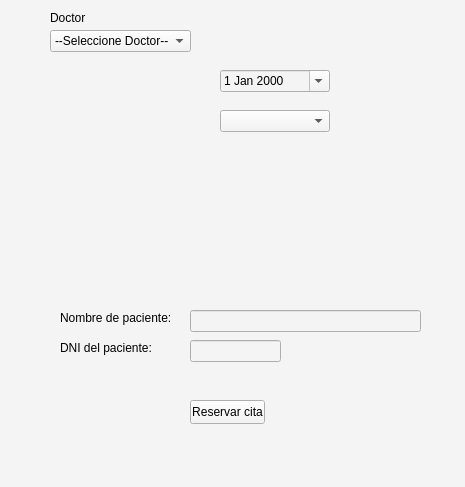
Qt form hospital/mainwindow.ui (rgarciava/Hospital_interfaz) before a commit.
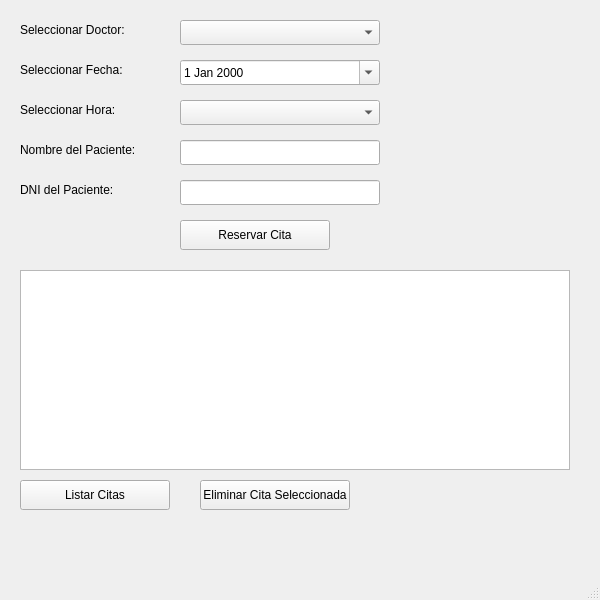
The same form after that commit.

Commit message: eliminacion y listado de citas

What changed in the file:
```diff
--- a/hospital/mainwindow.ui
+++ b/hospital/mainwindow.ui
@@ -6,134 +6,124 @@
    <rect>
     <x>0</x>
     <y>0</y>
-    <width>465</width>
-    <height>487</height>
+    <width>600</width>
+    <height>600</height>
    </rect>
   </property>
   <property name="windowTitle">
-   <string>MainWindow</string>
-  </property>
-  <property name="styleSheet">
-   <string notr="true">QWidget {
-    background-color: #f4f4f4;
-}
-</string>
+   <string>Gestor de Citas Médicas</string>
   </property>
   <widget class="QWidget" name="centralwidget">
+   <!-- Combobox para doctores -->
+   <widget class="QLabel" name="lblDoctor">
+    <property name="geometry">
+     <rect><x>20</x><y>20</y><width>150</width><height>20</height></rect>
+    </property>
+    <property name="text">
+     <string>Seleccionar Doctor:</string>
+    </property>
+   </widget>
    <widget class="QComboBox" name="comboBox">
     <property name="geometry">
-     <rect>
-      <x>50</x>
-      <y>30</y>
-      <width>141</width>
-      <height>22</height>
-     </rect>
+     <rect><x>180</x><y>20</y><width>200</width><height>25</height></rect>
     </property>
-    <item>
-     <property name="text">
-      <string>--Seleccione Doctor--</string>
-     </property>
-    </item>
    </widget>
-   <!-- QDateEdit para seleccionar la fecha -->
+
+   <!-- Fecha -->
+   <widget class="QLabel" name="lblFecha">
+    <property name="geometry">
+     <rect><x>20</x><y>60</y><width>150</width><height>20</height></rect>
+    </property>
+    <property name="text">
+     <string>Seleccionar Fecha:</string>
+    </property>
+   </widget>
    <widget class="QDateEdit" name="dateEdit">
     <property name="geometry">
-     <rect>
-      <x>220</x>
-      <y>70</y>
-      <width>110</width>
-      <height>22</height>
-     </rect>
+     <rect><x>180</x><y>60</y><width>200</width><height>25</height></rect>
     </property>
     <property name="calendarPopup">
      <bool>true</bool>
     </property>
    </widget>
-   <!-- Widget para seleccionar la hora disponible -->
+
+   <!-- Hora -->
+   <widget class="QLabel" name="lblHora">
+    <property name="geometry">
+     <rect><x>20</x><y>100</y><width>150</width><height>20</height></rect>
+    </property>
+    <property name="text">
+     <string>Seleccionar Hora:</string>
+    </property>
+   </widget>
    <widget class="QComboBox" name="comboHora">
     <property name="geometry">
-     <rect>
-      <x>220</x>
-      <y>110</y>
-      <width>110</width>
-      <height>22</height>
-     </rect>
+     <rect><x>180</x><y>100</y><width>200</width><height>25</height></rect>
     </property>
    </widget>
-   <widget class="QPushButton" name="btnReservar">
+
+   <!-- Paciente -->
+   <widget class="QLabel" name="lblPaciente">
     <property name="geometry">
-     <rect>
-      <x>190</x>
-      <y>400</y>
-      <width>75</width>
-      <height>24</height>
-     </rect>
+     <rect><x>20</x><y>140</y><width>150</width><height>20</height></rect>
     </property>
     <property name="text">
-     <string>Reservar cita</string>
-    </property>
-   </widget>
-   <widget class="QLabel" name="label_2">
-    <property name="geometry">
-     <rect>
-      <x>50</x>
-      <y>10</y>
-      <width>61</width>
-      <height>16</height>
-     </rect>
-    </property>
-    <property name="styleSheet">
-     <string notr="true">font: 700 12pt &quot;Arial Rounded MT&quot;;</string>
-    </property>
-    <property name="text">
-     <string>Doctor</string>
-    </property>
-   </widget>
-   <!-- Eliminado QTableView tableView -->
-   <widget class="QLineEdit" name="txtDNI">
-    <property name="geometry">
-     <rect>
-      <x>190</x>
-      <y>340</y>
-      <width>91</width>
-      <height>22</height>
-     </rect>
+     <string>Nombre del Paciente:</string>
     </property>
    </widget>
    <widget class="QLineEdit" name="txtPaciente">
     <property name="geometry">
-     <rect>
-      <x>190</x>
-      <y>310</y>
-      <width>231</width>
-      <height>22</height>
-     </rect>
+     <rect><x>180</x><y>140</y><width>200</width><height>25</height></rect>
     </property>
    </widget>
-   <widget class="QLabel" name="label_3">
+
+   <widget class="QLabel" name="lblDNI">
     <property name="geometry">
-     <rect>
-      <x>60</x>
-      <y>340</y>
-      <width>101</width>
-      <height>16</height>
-     </rect>
+     <rect><x>20</x><y>180</y><width>150</width><height>20</height></rect>
     </property>
     <property name="text">
-     <string>DNI del paciente:</string>
+     <string>DNI del Paciente:</string>
     </property>
    </widget>
-   <widget class="QLabel" name="label">
+   <widget class="QLineEdit" name="txtDNI">
     <property name="geometry">
-     <rect>
-      <x>60</x>
-      <y>310</y>
-      <width>111</width>
-      <height>16</height>
-     </rect>
+     <rect><x>180</x><y>180</y><width>200</width><height>25</height></rect>
     </property>
+   </widget>
+
+   <!-- Botón reservar -->
+   <widget class="QPushButton" name="btnReservar">
+    <property name="geometry">
+     <rect><x>180</x><y>220</y><width>150</width><height>30</height></rect>
+    </property>
     <property name="text">
-     <string>Nombre de paciente:</string>
+     <string>Reservar Cita</string>
+    </property>
+   </widget>
+
+   <!-- TableView para mostrar citas -->
+   <widget class="QTableView" name="tableView">
+    <property name="geometry">
+     <rect><x>20</x><y>270</y><width>550</width><height>200</height></rect>
+    </property>
+   </widget>
+
+   <!-- Botones para listar y eliminar citas -->
+   <widget class="QPushButton" name="btnListarCitas">
+    <property name="geometry">
+     <rect><x>20</x><y>480</y><width>150</width><height>30</height></rect>
+    </property>
+    <property name="text">
+     <string>Listar Citas</string>
+    </property>
+   </widget>
+
+   <widget class="QPushButton" name="btnEliminarCita">
+    <property name="geometry">
+     <rect><x>200</x><y>480</y><width>150</width><height>30</height></rect>
+    </property>
+    <property name="text">
+     <string>Eliminar Cita Seleccionada</string>
     </property>
    </widget>
   </widget>
```
Left out of the diff: 8 changed lines with no effect on the pictures. The commit also changes 15 other files.
